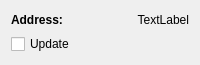
ChristianMarty/TinyBus, file pc/TinyBusLoader/ui/deviceItemWidget.ui: the form before one commit.
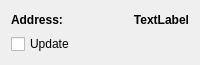
The form after the commit.

```diff
--- a/pc/TinyBusLoader/ui/deviceItemWidget.ui
+++ b/pc/TinyBusLoader/ui/deviceItemWidget.ui
@@ -42,6 +42,11 @@
      </item>
      <item>
       <widget class="QLabel" name="label_address">
+       <property name="font">
+        <font>
+         <bold>true</bold>
+        </font>
+       </property>
        <property name="text">
         <string>TextLabel</string>
        </property>
```
